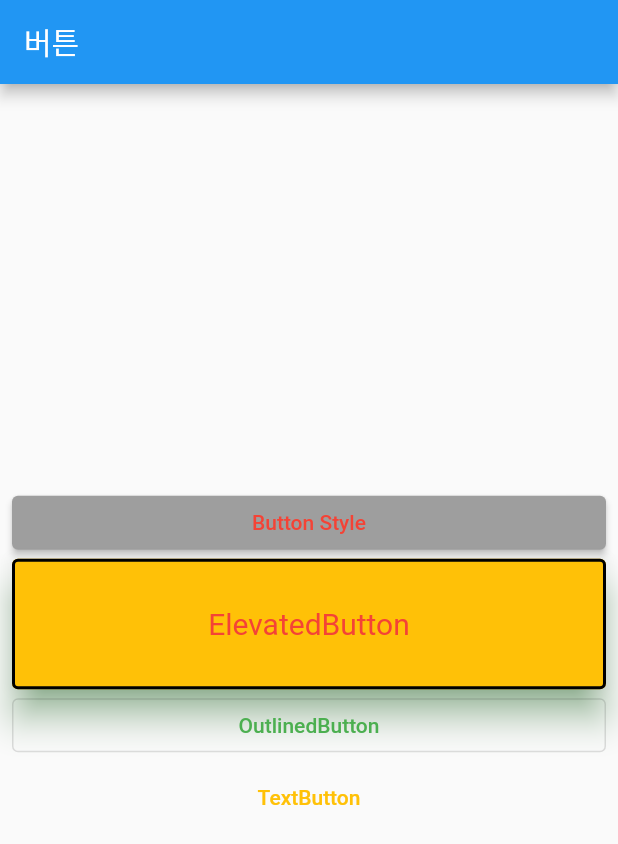
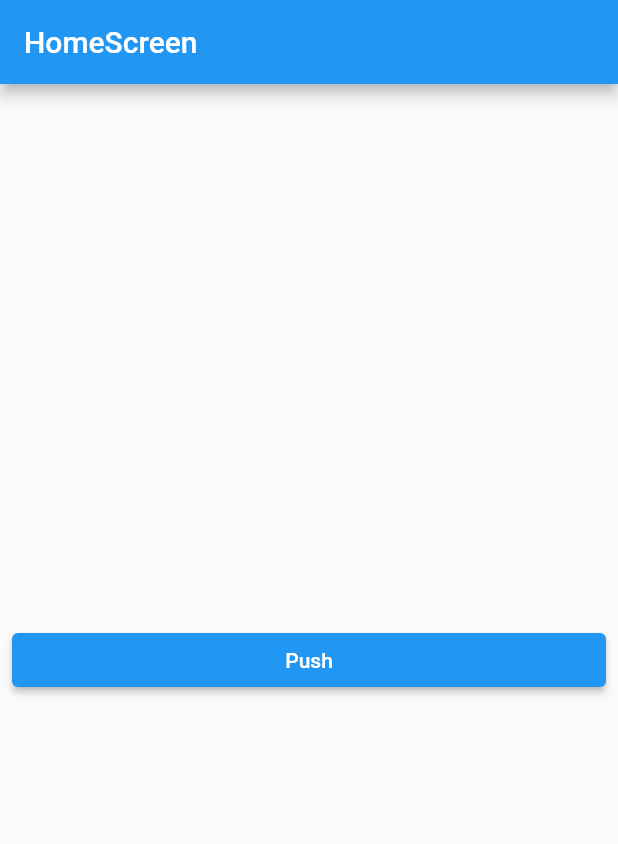
Before and after one commit to helious23/flutter_beginner, a Flutter app: the screen it shows after launch, on a phone screen of 412 x 824 dp. Shown: the top 844 px of the screen. Run offline on Flutter 3.47's test engine with Material 2 defaults, Android fonts, the phone set to English and light mode, and no system bars.

Commit message:
Push Named with Route

```diff
--- /dev/null
+++ b/lib/components/main_layout.dart
@@ -0,0 +1,29 @@
+import 'package:flutter/material.dart';
+
+class MainLayout extends StatelessWidget {
+  final String title;
+  final List<Widget> children;
+
+  const MainLayout({
+    super.key,
+    required this.title,
+    required this.children,
+  });
+
+  @override
+  Widget build(BuildContext context) {
+    return Scaffold(
+      appBar: AppBar(
+        title: Text(title),
+      ),
+      body: Padding(
+        padding: const EdgeInsets.symmetric(horizontal: 8.0),
+        child: Column(
+          mainAxisAlignment: MainAxisAlignment.center,
+          crossAxisAlignment: CrossAxisAlignment.stretch,
+          children: children,
+        ),
+      ),
+    );
+  }
+}
--- a/lib/constant/color.dart
+++ /dev/null
@@ -1,5 +0,0 @@
-import 'package:flutter/material.dart';
-
-const Color PRIMARY_COLOR = Color(0xFF2D2D33);
-const Color RED_COLOR = Color(0xFFEA4955);
-const Color BLUE_COLOR = Color(0xFF549FBF);
--- a/lib/screen/home_screen.dart
+++ b/lib/screen/home_screen.dart
@@ -1,4 +1,6 @@
 import 'package:flutter/material.dart';
+import 'package:splash_screen/components/main_layout.dart';
+import 'package:splash_screen/screen/route_one_screen.dart';
 
 class HomeScreen extends StatelessWidget {
   const HomeScreen({super.key});
@@ -6,69 +8,19 @@ class HomeScreen extends StatelessWidget {
   @override
   Widget build(BuildContext context) {
     return Scaffold(
-      appBar: AppBar(
-        title: const Text('버튼'),
-      ),
-      body: Padding(
-        padding: const EdgeInsets.symmetric(horizontal: 8.0),
-        child: Column(
-          mainAxisAlignment: MainAxisAlignment.center,
-          crossAxisAlignment: CrossAxisAlignment.stretch,
+      body: Center(
+        child: MainLayout(
+          title: 'HomeScreen',
           children: [
             ElevatedButton(
-              onPressed: () {},
-              style: ButtonStyle(
-                backgroundColor: MaterialStateProperty.resolveWith(
-                  (Set<MaterialState> states) {
-                    if (states.contains(MaterialState.pressed)) {
-                      return Colors.green;
-                    }
-                    return Colors.grey;
-                  },
-                ),
-                foregroundColor: MaterialStateProperty.resolveWith(
-                  (Set<MaterialState> states) {
-                    if (states.contains(MaterialState.pressed)) {
-                      return Colors.white;
-                    }
-                    return Colors.red;
-                  },
-                ),
-              ),
-              child: const Text('Button Style'),
-            ),
-            ElevatedButton(
-              onPressed: () {},
-              style: ElevatedButton.styleFrom(
-                backgroundColor: Colors.amber,
-                foregroundColor: Colors.red.shade500,
-                shadowColor: Colors.green,
-                elevation: 10.0,
-                textStyle: const TextStyle(
-                  fontSize: 20.0,
-                ),
-                padding: const EdgeInsets.all(32.0),
-                side: const BorderSide(
-                  color: Colors.black,
-                  width: 2.0,
-                ),
-              ),
-              child: const Text('ElevatedButton'),
-            ),
-            OutlinedButton(
-              onPressed: () {},
-              style: OutlinedButton.styleFrom(
-                // backgroundColor: Colors.grey.shade300,
-                foregroundColor: Colors.green.shade500,
-              ),
-              child: const Text('OutlinedButton'),
-            ),
-            TextButton(
-              onPressed: () {},
-              style: TextButton.styleFrom(
-                foregroundColor: Colors.amber,
-              ),
-              child: const Text('TextButton'),
+              onPressed: () {
+                Navigator.of(context).push(
+                  MaterialPageRoute(
+                    builder: (BuildContext context) => const RouteOneScreen(),
+                  ),
+                );
+              },
+              child: const Text('Push'),
             ),
           ],
         ),
```
Also changed, not shown: lib/main.dart (+12 -2 lines), lib/screen/route_one_screen.dart (added, +39 -0 lines), lib/screen/route_three_screen.dart (added, +23 -0 lines), lib/screen/route_two_screen.dart (added, +34 -0 lines).
